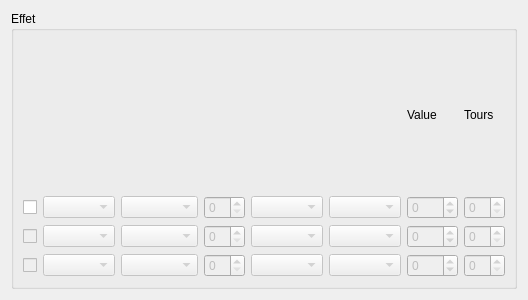
Qt form app/view/forms/effectview.ui (r0nd0ud0u/qt-rpg) before a commit.
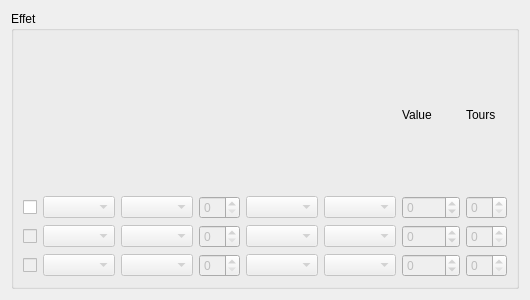
The same form after that commit.

What changed in the file:
```diff
--- a/app/view/forms/effectview.ui
+++ b/app/view/forms/effectview.ui
@@ -28,7 +28,10 @@
            <bool>false</bool>
           </property>
           <property name="minimum">
-           <number>-100</number>
+           <number>-1000</number>
+          </property>
+          <property name="maximum">
+           <number>1000</number>
           </property>
          </widget>
         </item>
@@ -138,7 +141,10 @@
            <bool>false</bool>
           </property>
           <property name="minimum">
-           <number>-100</number>
+           <number>-1000</number>
+          </property>
+          <property name="maximum">
+           <number>1000</number>
           </property>
          </widget>
         </item>
@@ -186,7 +192,10 @@
            <bool>false</bool>
           </property>
           <property name="minimum">
-           <number>-100</number>
+           <number>-1000</number>
+          </property>
+          <property name="maximum">
+           <number>1000</number>
           </property>
          </widget>
         </item>
```
